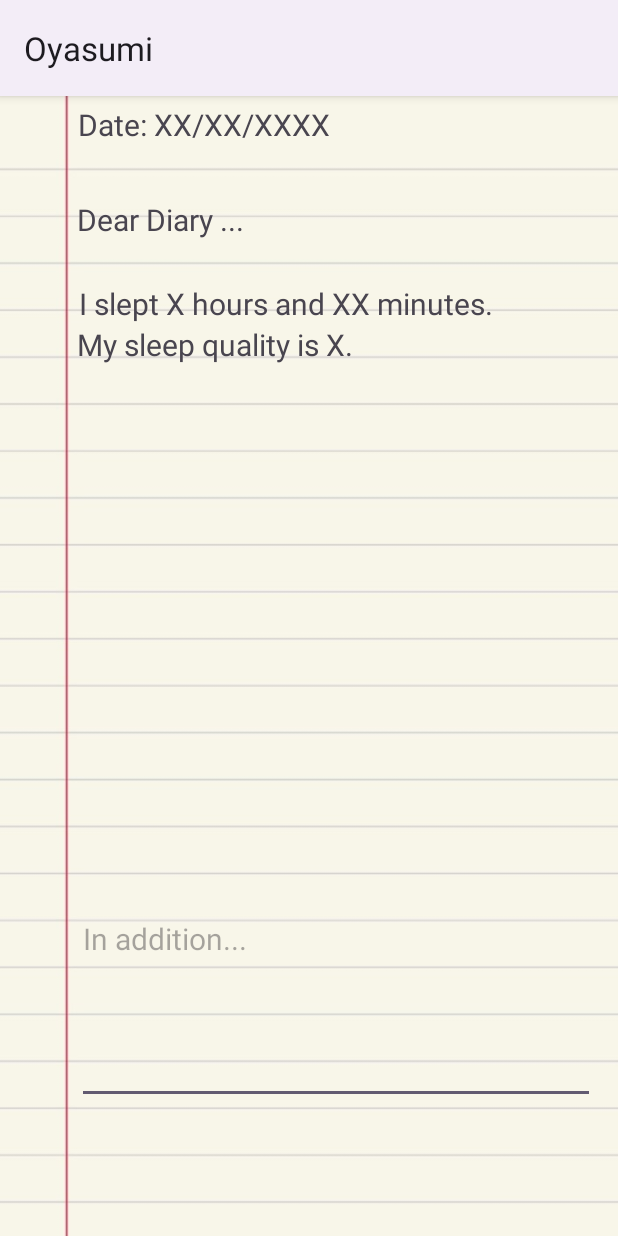
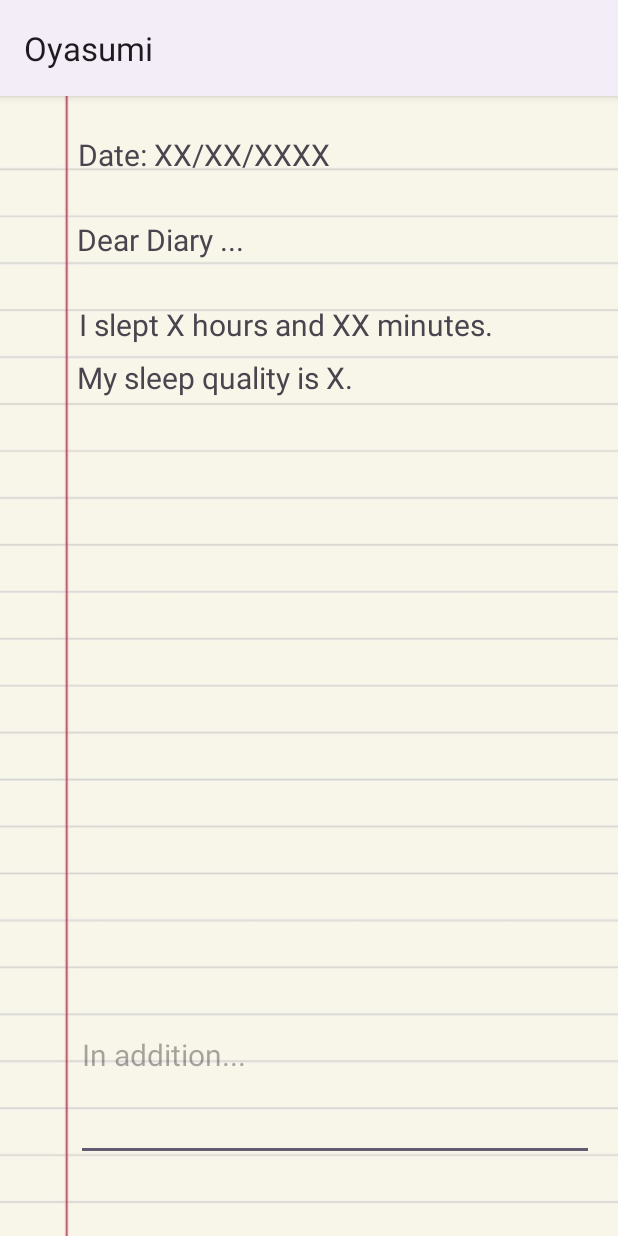
Before and after one commit to krirk-n/Oyasumi, an Android app: the screen it shows after launch (MainActivity), on a phone screen of 412 x 824 dp. Run offline under Robolectric (Android 15) with nearby library versions, the phone set to English and light mode, and no system bars.

Commit message:
Adjusted constraint

```diff
--- a/app/src/main/res/layout/activity_main.xml
+++ b/app/src/main/res/layout/activity_main.xml
@@ -12,11 +12,11 @@
         android:layout_width="wrap_content"
         android:layout_height="wrap_content"
         android:layout_marginStart="52dp"
-        android:layout_marginTop="24dp"
-        android:layout_marginBottom="419dp"
+        android:layout_marginTop="25dp"
+        android:layout_marginBottom="29dp"
         android:text="Date: XX/XX/XXXX"
         android:textSize="20sp"
-        app:layout_constraintBottom_toTopOf="@+id/additionEditText"
+        app:layout_constraintBottom_toTopOf="@+id/textView1"
         app:layout_constraintStart_toStartOf="parent"
         app:layout_constraintTop_toTopOf="parent" />
 
@@ -25,40 +25,43 @@
         android:layout_width="wrap_content"
         android:layout_height="wrap_content"
         android:layout_marginStart="51dp"
-        android:layout_marginTop="36dp"
+        android:layout_marginBottom="29dp"
         android:text="Dear Diary ..."
         android:textSize="20sp"
+        app:layout_constraintBottom_toTopOf="@+id/textView2"
         app:layout_constraintStart_toStartOf="parent"
         app:layout_constraintTop_toBottomOf="@+id/dateTextView" />
+
+    <TextView
+        android:id="@+id/textView3"
+        android:layout_width="wrap_content"
+        android:layout_height="wrap_content"
+        android:layout_marginStart="51dp"
+        android:layout_marginTop="8dp"
+        android:text="My sleep quality is X."
+        android:textSize="20sp"
+        app:layout_constraintStart_toStartOf="parent"
+        app:layout_constraintTop_toBottomOf="@+id/textView2" />
 
     <TextView
         android:id="@+id/textView2"
         android:layout_width="wrap_content"
         android:layout_height="wrap_content"
         android:layout_marginStart="1dp"
+        android:layout_marginBottom="1dp"
         android:text="I slept X hours and XX minutes."
         android:textSize="20sp"
         app:layout_constraintBottom_toTopOf="@+id/textView3"
-        app:layout_constraintStart_toStartOf="@+id/textView3" />
-
-    <TextView
-        android:id="@+id/textView3"
-        android:layout_width="wrap_content"
-        android:layout_height="wrap_content"
-        android:layout_marginStart="51dp"
-        android:layout_marginTop="56dp"
-        android:text="My sleep quality is X."
-        android:textSize="20sp"
-        app:layout_constraintStart_toStartOf="parent"
+        app:layout_constraintStart_toStartOf="@+id/textView3"
         app:layout_constraintTop_toBottomOf="@+id/textView1" />
 
     <EditText
         android:id="@+id/additionEditText"
         android:layout_width="345dp"
-        android:layout_height="220dp"
-        android:layout_marginStart="51dp"
-        android:layout_marginEnd="51dp"
-        android:layout_marginBottom="107dp"
+        android:layout_height="0dp"
+        android:layout_marginStart="50dp"
+        android:layout_marginEnd="16dp"
+        android:layout_marginBottom="50dp"
         android:ems="10"
         android:hint="In addition..."
         android:inputType="text|textLongMessage|textMultiLine"
@@ -66,8 +69,6 @@
         android:textSize="20sp"
         app:layout_constraintBottom_toBottomOf="parent"
         app:layout_constraintEnd_toEndOf="parent"
-        app:layout_constraintHorizontal_bias="0.0"
-        app:layout_constraintStart_toStartOf="parent"
-        app:layout_constraintTop_toBottomOf="@+id/dateTextView" />
+        app:layout_constraintStart_toStartOf="parent" />
 
 </androidx.constraintlayout.widget.ConstraintLayout>
```
